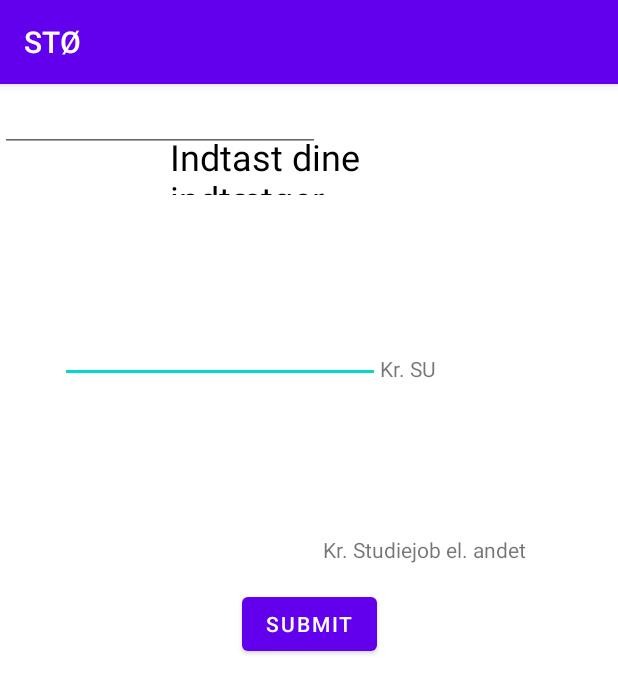
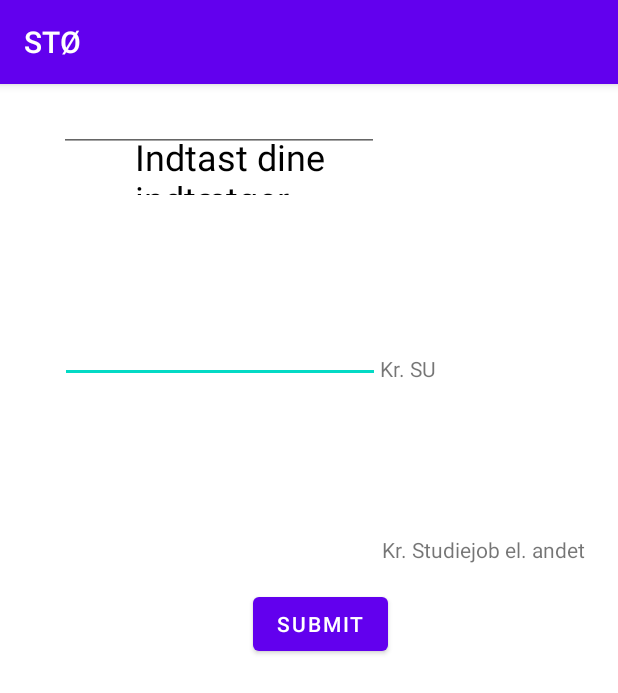
Before and after one commit to WilliELM/quickApp, an Android app: the IncomeActivity screen opened directly, with no data from a screen before it, on a phone screen of 412 x 824 dp. Shown: the top 693 px of the screen. Run offline under Robolectric (Android 15) with nearby library versions, the phone set to English and light mode, and no system bars.

Commit message:
commit income activity

```diff
--- a/app/src/main/res/layout/activity_income.xml
+++ b/app/src/main/res/layout/activity_income.xml
@@ -17,7 +17,7 @@
         android:textSize="24sp"
         app:layout_constraintBottom_toBottomOf="parent"
         app:layout_constraintEnd_toEndOf="parent"
-        app:layout_constraintHorizontal_bias="0.571"
+        app:layout_constraintHorizontal_bias="0.454"
         app:layout_constraintStart_toStartOf="parent"
         app:layout_constraintTop_toTopOf="parent"
         app:layout_constraintVertical_bias="0.0" />
@@ -46,7 +46,7 @@
         android:layout_marginTop="106dp"
         android:layout_marginEnd="144dp"
         android:layout_marginBottom="532dp"
-        android:text="Kr. SU"
+        android:text="@string/kr_su"
         app:layout_constraintBottom_toBottomOf="parent"
         app:layout_constraintEnd_toEndOf="parent"
         app:layout_constraintHorizontal_bias="0.0"
@@ -60,8 +60,10 @@
         android:layout_height="wrap_content"
         android:ems="10"
         android:inputType="numberDecimal"
-        tools:layout_editor_absoluteX="41dp"
-        tools:layout_editor_absoluteY="276dp" />
+        app:layout_constraintEnd_toEndOf="parent"
+        app:layout_constraintHorizontal_bias="0.199"
+        app:layout_constraintStart_toStartOf="parent"
+        tools:layout_editor_absoluteY="274dp" />
 
     <TextView
         android:id="@+id/studyjob_crown"
@@ -71,7 +73,7 @@
         android:layout_marginTop="101dp"
         android:layout_marginEnd="100dp"
         android:layout_marginBottom="412dp"
-        android:text="Kr. Studiejob el. andet"
+        android:text="@string/kr_studiejob_el_andet"
         app:layout_constraintBottom_toBottomOf="parent"
         app:layout_constraintEnd_toEndOf="parent"
         app:layout_constraintHorizontal_bias="0.0"
@@ -80,14 +82,15 @@
         app:layout_constraintVertical_bias="0.0" />
 
     <Button
+        android:onClick="button_income"
         android:id="@+id/button_income"
         android:layout_width="wrap_content"
         android:layout_height="wrap_content"
         android:layout_marginStart="150dp"
         android:layout_marginTop="134dp"
-        android:layout_marginEnd="150dp"
+        android:layout_marginEnd="135dp"
         android:layout_marginBottom="228dp"
-        android:text="SUBMIT"
+        android:text="@string/submit"
         app:layout_constraintBottom_toBottomOf="parent"
         app:layout_constraintEnd_toEndOf="parent"
         app:layout_constraintStart_toStartOf="parent"
--- a/app/src/main/res/values/strings.xml
+++ b/app/src/main/res/values/strings.xml
@@ -1,4 +1,7 @@
 <resources>
     <string name="app_name">STØ</string>
     <string name="indtast_dine_indt_tger">Indtast dine indtætger</string>
+    <string name="kr_su">Kr. SU</string>
+    <string name="kr_studiejob_el_andet">Kr. Studiejob el. andet</string>
+    <string name="submit">SUBMIT</string>
 </resources>
```
Also changed, not shown: app/src/main/java/com/example/st/IncomeActivity.java (+9 -1 lines).
